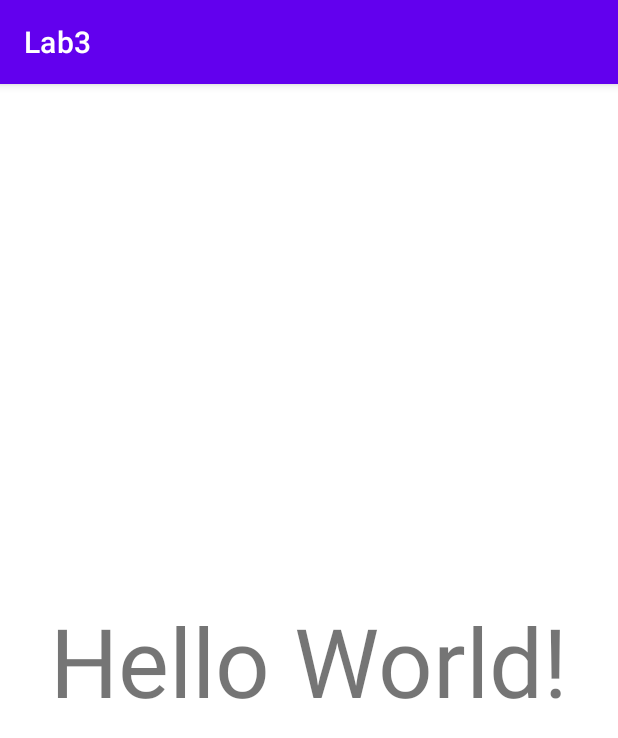
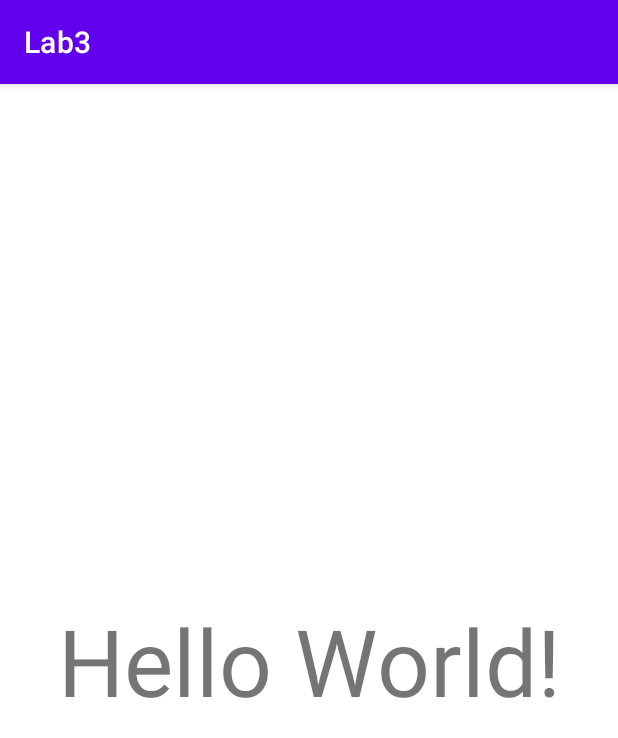
Before and after one commit to AllenXT/CSE110Lab3, an Android app: the screen it shows after launch (MainActivity), on a phone screen of 412 x 824 dp. Shown: the top 738 px of the screen. Run offline under Robolectric (Android 15) with nearby library versions, the phone set to English and light mode, and no system bars.

Commit message:
Change text size

```diff
--- a/app/src/main/res/layout/activity_main.xml
+++ b/app/src/main/res/layout/activity_main.xml
@@ -10,7 +10,7 @@
         android:layout_width="wrap_content"
         android:layout_height="wrap_content"
         android:text="Hello World!"
-        android:textSize="64sp"
+        android:textSize="62sp"
         app:layout_constraintBottom_toBottomOf="parent"
         app:layout_constraintLeft_toLeftOf="parent"
         app:layout_constraintRight_toRightOf="parent"
```
